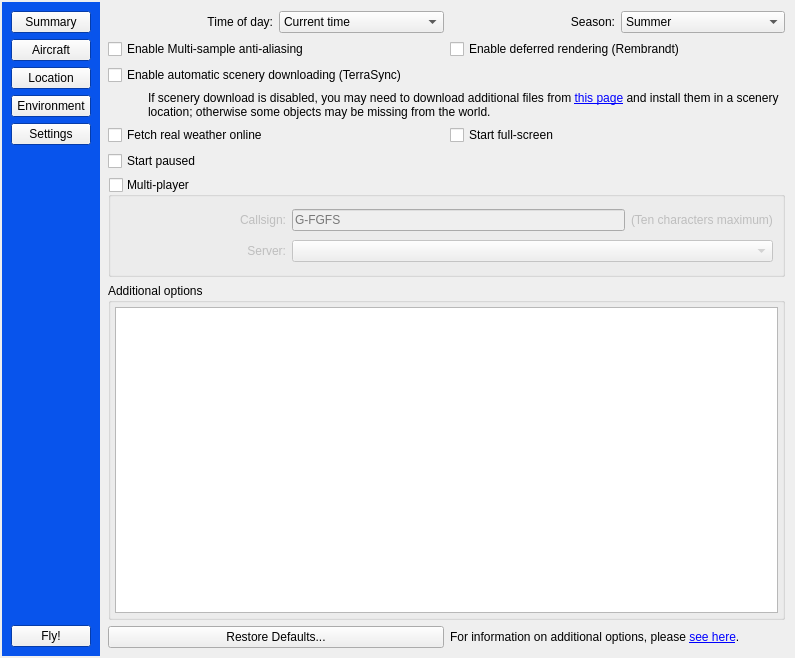
Above: src/GUI/Launcher.ui from FlightGear/flightgear before the change. Below: the same form after it.
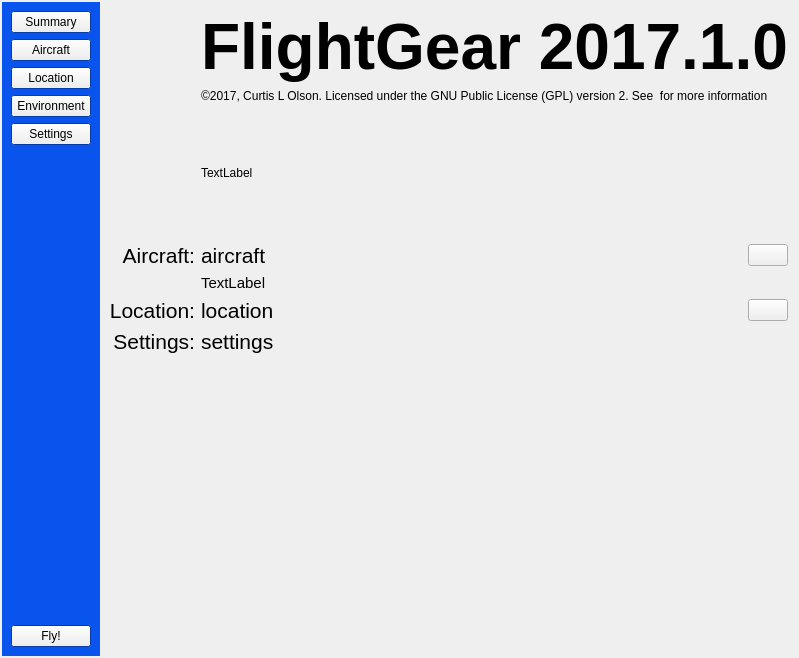
That is the form after the change. The open tabs and pages were chosen to show the change. Icons and pictures are not drawn. Custom widgets are drawn as their Qt base class.

Commit message: Add skeleton environment page.

Diff of the .ui file:
```diff
--- a/src/GUI/Launcher.ui
+++ b/src/GUI/Launcher.ui
@@ -200,8 +200,8 @@
       <property name="currentIndex">
        <number>2</number>
       </property>
-      <widget class="QWidget" name="summaryPage" native="true">
-       <layout class="QGridLayout" name="gridLayout_3" rowstretch="1,0,0,0,0,0,0,0,0,0" columnstretch="0,0,0,0,0">
+      <widget class="QWidget" name="summaryPage">
+       <layout class="QGridLayout" name="gridLayout_3" rowstretch="0,0,0,0,0,0,0,0,0,1" columnstretch="0,0,0,1,0">
         <item row="5" column="2">
          <widget class="QLabel" name="label_3">
           <property name="font">
@@ -289,19 +289,6 @@
           </property>
          </widget>
         </item>
-        <item row="0" column="3">
-         <spacer name="verticalSpacer_3">
-          <property name="orientation">
-           <enum>Qt::Vertical</enum>
-          </property>
-          <property name="sizeHint" stdset="0">
-           <size>
-            <width>20</width>
-            <height>40</height>
-           </size>
-          </property>
-         </spacer>
-        </item>
         <item row="5" column="3">
          <widget class="QLabel" name="locationDescription">
           <property name="font">
@@ -369,6 +356,40 @@
           </property>
          </widget>
         </item>
+        <item row="0" column="3" colspan="2">
+         <widget class="QLabel" name="label">
+          <property name="font">
+           <font>
+            <pointsize>48</pointsize>
+            <weight>75</weight>
+            <bold>true</bold>
+           </font>
+          </property>
+          <property name="text">
+           <string>FlightGear 2017.1.0</string>
+          </property>
+         </widget>
+        </item>
+        <item row="1" column="3" colspan="2">
+         <widget class="QLabel" name="label_6">
+          <property name="text">
+           <string>©2017, Curtis L Olson. Licensed under the GNU Public License (GPL) version 2. See &lt;here&gt; for more information</string>
+          </property>
+          <property name="wordWrap">
+           <bool>true</bool>
+          </property>
+         </widget>
+        </item>
+        <item row="0" column="2" rowspan="2">
+         <widget class="QLabel" name="logoIcon">
+          <property name="text">
+           <string/>
+          </property>
+          <property name="pixmap">
+           <pixmap resource="resources.qrc">:/app-icon-large</pixmap>
+          </property>
+         </widget>
+        </item>
        </layout>
       </widget>
       <widget class="QWidget" name="aircraftPage" native="true">
@@ -474,323 +495,9 @@
         </item>
        </layout>
       </widget>
-      <widget class="QWidget" name="locationPage" native="true">
-       <layout class="QVBoxLayout" name="verticalLayout_4">
-        <property name="leftMargin">
-         <number>0</number>
-        </property>
-        <property name="topMargin">
-         <number>0</number>
-        </property>
-        <property name="rightMargin">
-         <number>0</number>
-        </property>
-        <property name="bottomMargin">
-         <number>0</number>
-        </property>
-        <item>
-         <widget class="LocationWidget" name="location" native="true"/>
-        </item>
-       </layout>
-      </widget>
-      <widget class="QWidget" name="settingsPage" native="true">
-       <layout class="QGridLayout" name="gridLayout_5">
-        <property name="leftMargin">
-         <number>8</number>
-        </property>
-        <property name="rightMargin">
-         <number>8</number>
-        </property>
-        <property name="bottomMargin">
-         <number>8</number>
-        </property>
-        <item row="6" column="0" colspan="2">
-         <widget class="QGroupBox" name="mpBox">
-          <property name="minimumSize">
-           <size>
-            <width>0</width>
-            <height>100</height>
-           </size>
-          </property>
-          <property name="title">
-           <string>Multi-player</string>
-          </property>
-          <property name="checkable">
-           <bool>true</bool>
-          </property>
-          <property name="checked">
-           <bool>false</bool>
-          </property>
-          <layout class="QGridLayout" name="gridLayout" columnstretch="1,2,0">
-           <item row="0" column="0">
-            <widget class="QLabel" name="label_9">
-             <property name="text">
-              <string>Callsign:</string>
-             </property>
-             <property name="alignment">
-              <set>Qt::AlignRight|Qt::AlignTrailing|Qt::AlignVCenter</set>
-             </property>
-            </widget>
-           </item>
-           <item row="1" column="0">
-            <widget class="QLabel" name="label_10">
-             <property name="text">
-              <string>Server:</string>
-             </property>
-             <property name="alignment">
-              <set>Qt::AlignRight|Qt::AlignTrailing|Qt::AlignVCenter</set>
-             </property>
-            </widget>
-           </item>
-           <item row="0" column="1">
-            <widget class="QLineEdit" name="mpCallsign">
-             <property name="maxLength">
-              <number>10</number>
-             </property>
-             <property name="placeholderText">
-              <string>G-FGFS</string>
-             </property>
-            </widget>
-           </item>
-           <item row="0" column="2">
-            <widget class="QLabel" name="label_11">
-             <property name="text">
-              <string>(Ten characters maximum)</string>
-             </property>
-            </widget>
-           </item>
-           <item row="1" column="1" colspan="2">
-            <widget class="QComboBox" name="mpServerCombo"/>
-           </item>
-          </layout>
-         </widget>
-        </item>
-        <item row="7" column="0" colspan="2">
-         <widget class="QGroupBox" name="groupBox_2">
-          <property name="title">
-           <string>Additional options</string>
-          </property>
-          <property name="startupOnly" stdset="0">
-           <bool>true</bool>
-          </property>
-          <layout class="QVBoxLayout" name="verticalLayout_7">
-           <property name="leftMargin">
-            <number>4</number>
-           </property>
-           <property name="topMargin">
-            <number>4</number>
-           </property>
-           <property name="rightMargin">
-            <number>4</number>
-           </property>
-           <property name="bottomMargin">
-            <number>4</number>
-           </property>
-           <item>
-            <widget class="QPlainTextEdit" name="commandLineArgs"/>
-           </item>
-          </layout>
-         </widget>
-        </item>
-        <item row="4" column="1">
-         <widget class="QCheckBox" name="fullScreenCheckbox">
-          <property name="text">
-           <string>Start full-screen</string>
-          </property>
-          <property name="startupOnly" stdset="0">
-           <bool>true</bool>
-          </property>
-         </widget>
-        </item>
-        <item row="1" column="0">
-         <widget class="QCheckBox" name="msaaCheckbox">
-          <property name="text">
-           <string>Enable Multi-sample anti-aliasing</string>
-          </property>
-          <property name="startupOnly" stdset="0">
-           <bool>true</bool>
-          </property>
-         </widget>
-        </item>
-        <item row="4" column="0">
-         <widget class="QCheckBox" name="fetchRealWxrCheckbox">
-          <property name="text">
-           <string>Fetch real weather online</string>
-          </property>
-         </widget>
-        </item>
-        <item row="5" column="0">
-         <widget class="QCheckBox" name="startPausedCheck">
-          <property name="text">
-           <string>Start paused</string>
-          </property>
-          <property name="startupOnly" stdset="0">
-           <bool>true</bool>
-          </property>
-         </widget>
-        </item>
-        <item row="8" column="0">
-         <widget class="QPushButton" name="restoreDefaultsButton">
-          <property name="text">
-           <string>Restore Defaults...</string>
-          </property>
-          <property name="autoDefault">
-           <bool>false</bool>
-          </property>
-         </widget>
-        </item>
-        <item row="0" column="0">
-         <layout class="QHBoxLayout" name="horizontalLayout_4">
-          <item>
-           <widget class="QLabel" name="label">
-            <property name="text">
-             <string>Time of day:</string>
-            </property>
-            <property name="alignment">
-             <set>Qt::AlignRight|Qt::AlignTrailing|Qt::AlignVCenter</set>
-            </property>
-           </widget>
-          </item>
-          <item>
-           <widget class="QComboBox" name="timeOfDayCombo">
-            <item>
-             <property name="text">
-              <string>Current time</string>
-             </property>
-            </item>
-            <item>
-             <property name="text">
-              <string>Dawn</string>
-             </property>
-            </item>
-            <item>
-             <property name="text">
-              <string>Morning</string>
-             </property>
-            </item>
-            <item>
-             <property name="text">
-              <string>Noon</string>
-             </property>
-            </item>
-            <item>
-             <property name="text">
-              <string>Afternoon</string>
-             </property>
-            </item>
-            <item>
-             <property name="text">
-              <string>Dusk</string>
-             </property>
-            </item>
-            <item>
-             <property name="text">
-              <string>Evening</string>
-             </property>
-            </item>
-            <item>
-             <property name="text">
-              <string>Midnight</string>
-             </property>
-            </item>
-           </widget>
-          </item>
-         </layout>
-        </item>
-        <item row="1" column="1">
-         <widget class="QCheckBox" name="rembrandtCheckbox">
-          <property name="text">
-           <string>Enable deferred rendering (Rembrandt)</string>
-          </property>
-          <property name="startupOnly" stdset="0">
-           <bool>true</bool>
-          </property>
-         </widget>
-        </item>
-        <item row="2" column="0" colspan="2">
-         <widget class="QCheckBox" name="terrasyncCheck">
-          <property name="text">
-           <string>Enable automatic scenery downloading (TerraSync)</string>
-          </property>
-         </widget>
-        </item>
-        <item row="8" column="1">
-         <widget class="QLabel" name="label_8">
-          <property name="text">
-           <string>&lt;html&gt;&lt;head/&gt;&lt;body&gt;&lt;p&gt;For information on additional options, please &lt;a href=&quot;http://flightgear.sourceforge.net/getstart-en/getstart-enpa2.html#x5-450004.5&quot;&gt;&lt;span style=&quot; text-decoration: underline; color:#0000ff;&quot;&gt;see here&lt;/span&gt;&lt;/a&gt;.&lt;/p&gt;&lt;/body&gt;&lt;/html&gt;</string>
-          </property>
-          <property name="textFormat">
-           <enum>Qt::RichText</enum>
-          </property>
-          <property name="openExternalLinks">
-           <bool>true</bool>
-          </property>
-         </widget>
-        </item>
-        <item row="3" column="0" colspan="2">
-         <layout class="QHBoxLayout" name="horizontalLayout_7">
-          <item>
-           <spacer name="horizontalSpacer_2">
-            <property name="orientation">
-             <enum>Qt::Horizontal</enum>
-            </property>
-            <property name="sizeType">
-             <enum>QSizePolicy::Fixed</enum>
-            </property>
-            <property name="sizeHint" stdset="0">
-             <size>
-              <width>40</width>
-              <height>20</height>
-             </size>
-            </property>
-           </spacer>
-          </item>
-          <item>
-           <widget class="QLabel" name="label_6">
-            <property name="text">
-             <string>&lt;html&gt;&lt;head/&gt;&lt;body&gt;&lt;p&gt;If scenery download is disabled, you may need to download additional files from &lt;a href=&quot;http://www.flightgear.org/download/scenery/&quot;&gt;&lt;span style=&quot; text-decoration: underline; color:#0000ff;&quot;&gt;this page&lt;/span&gt;&lt;/a&gt; and install them in a scenery location; otherwise some objects may be missing from the world.&lt;/p&gt;&lt;/body&gt;&lt;/html&gt;</string>
-            </property>
-            <property name="wordWrap">
-             <bool>true</bool>
-            </property>
-            <property name="openExternalLinks">
-             <bool>true</bool>
-            </property>
-           </widget>
-          </item>
-         </layout>
-        </item>
-        <item row="0" column="1">
-         <layout class="QHBoxLayout" name="horizontalLayout_8">
-          <item>
-           <widget class="QLabel" name="label_7">
-            <property name="text">
-             <string>Season:</string>
-            </property>
-            <property name="alignment">
-             <set>Qt::AlignRight|Qt::AlignTrailing|Qt::AlignVCenter</set>
-            </property>
-           </widget>
-          </item>
-          <item>
-           <widget class="QComboBox" name="seasonCombo">
-            <item>
-             <property name="text">
-              <string>Summer</string>
-             </property>
-            </item>
-            <item>
-             <property name="text">
-              <string>Winter</string>
-             </property>
-            </item>
-           </widget>
-          </item>
-         </layout>
-        </item>
-       </layout>
-      </widget>
-      <widget class="QWidget" name="newSettingsPage" native="true">
+      <widget class="LocationWidget" name="location"/>
+      <widget class="EnvironmentPage" name="environmentPage"/>
+      <widget class="QWidget" name="newSettingsPage">
        <layout class="QVBoxLayout" name="verticalLayout">
         <property name="leftMargin">
          <number>4</number>
@@ -905,6 +612,12 @@
    <extends>QPushButton</extends>
    <header location="global">GUI/ToolboxButton.h</header>
   </customwidget>
+  <customwidget>
+   <class>EnvironmentPage</class>
+   <extends>QWidget</extends>
+   <header location="global">GUI/EnvironmentPage.h</header>
+   <container>1</container>
+  </customwidget>
  </customwidgets>
  <resources>
   <include location="resources.qrc"/>
```
Left out of the diff: 21 changed lines with no effect on the pictures. The commit also changes 10 other files.
